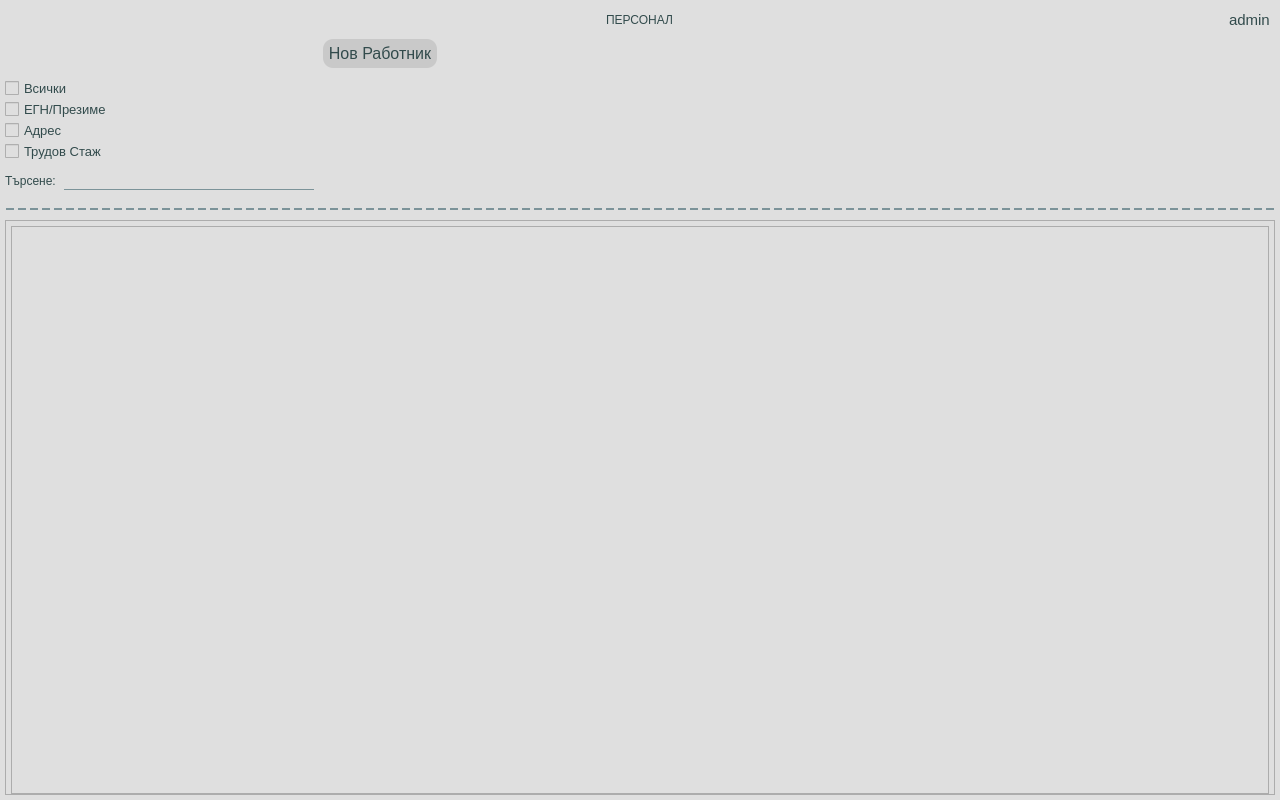
The window that app/ui/widgets/customWorkersWidget.ui (DevilPhp/WorkSalary.v01) describes before a commit, drawn with Qt 5.
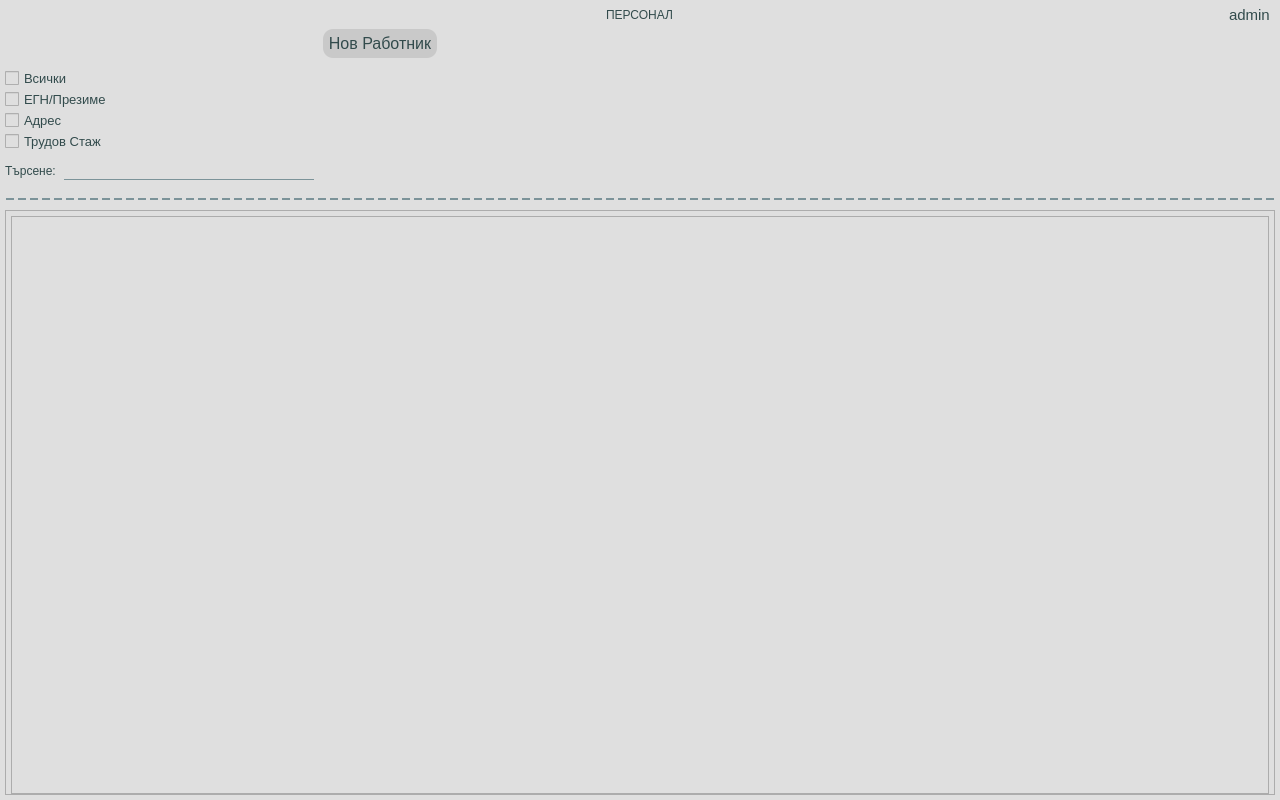
The same window after the commit. Icons and pictures are not drawn.

Patch:
```diff
--- a/app/ui/widgets/customWorkersWidget.ui
+++ b/app/ui/widgets/customWorkersWidget.ui
@@ -89,10 +89,19 @@
 	font: 700 13pt &quot;Segoe UI&quot;;
 }
 
-#userIcon, #calendarBtn {
+#calendarBtn {
 	background-color: #dfdfdf;
 }
 
+#userIcon, #logoutBtn{
+	background-color: #dfdfdf;
+	padding: 0px;
+}
+
+#logoutBtn:hover{
+	icon: url(:/icons/app/assets/icons/Log-Out--Streamline-Feather_#192626.svg);
+}
+
 #usernameLabel {
 	font-size: 11pt;
 }
@@ -465,7 +474,7 @@
         <x>0</x>
         <y>0</y>
         <width>1268</width>
-        <height>559</height>
+        <height>569</height>
        </rect>
       </property>
       <layout class="QVBoxLayout" name="verticalLayout_12">
```
Left out of the diff: 17 changed lines with no effect on the pictures.
